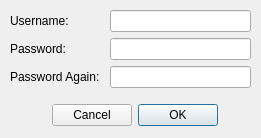
PachowStudios/CS1D-Second-Project, file SetLogin.ui: the form before one commit.
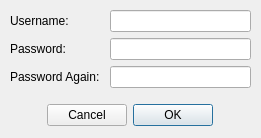
The form after the commit.

```diff
--- a/SetLogin.ui
+++ b/SetLogin.ui
@@ -136,9 +136,9 @@
    </property>
    <property name="geometry">
     <rect>
-     <x>20</x>
+     <x>10</x>
      <y>100</y>
-     <width>231</width>
+     <width>241</width>
      <height>31</height>
     </rect>
    </property>
```
